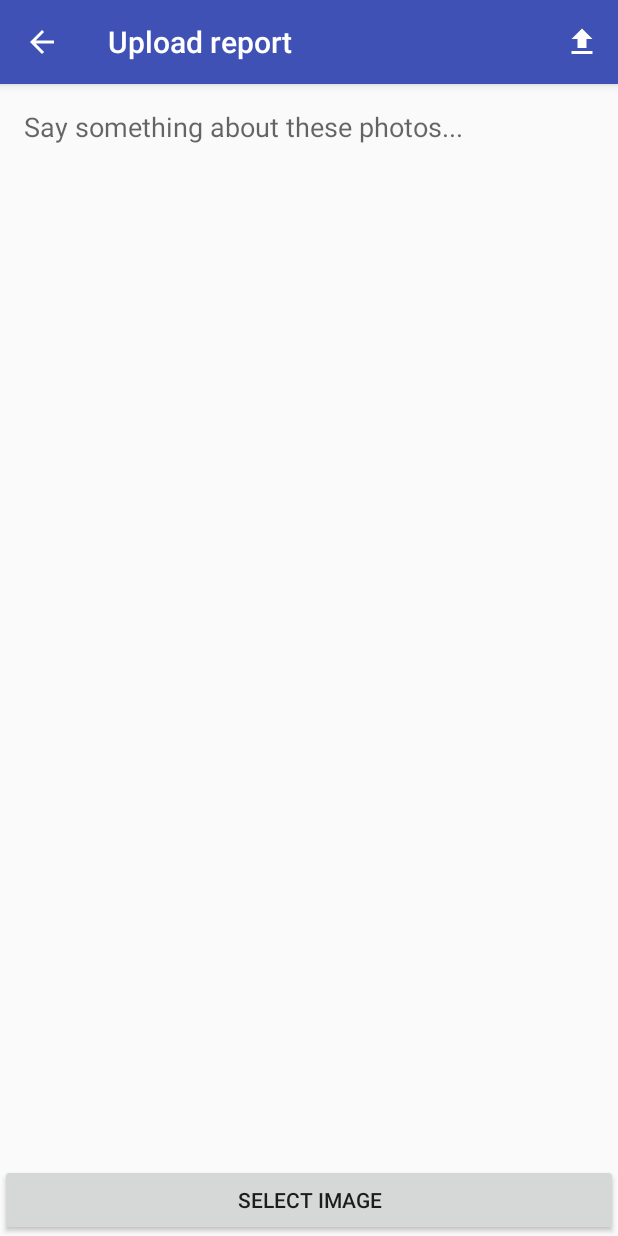
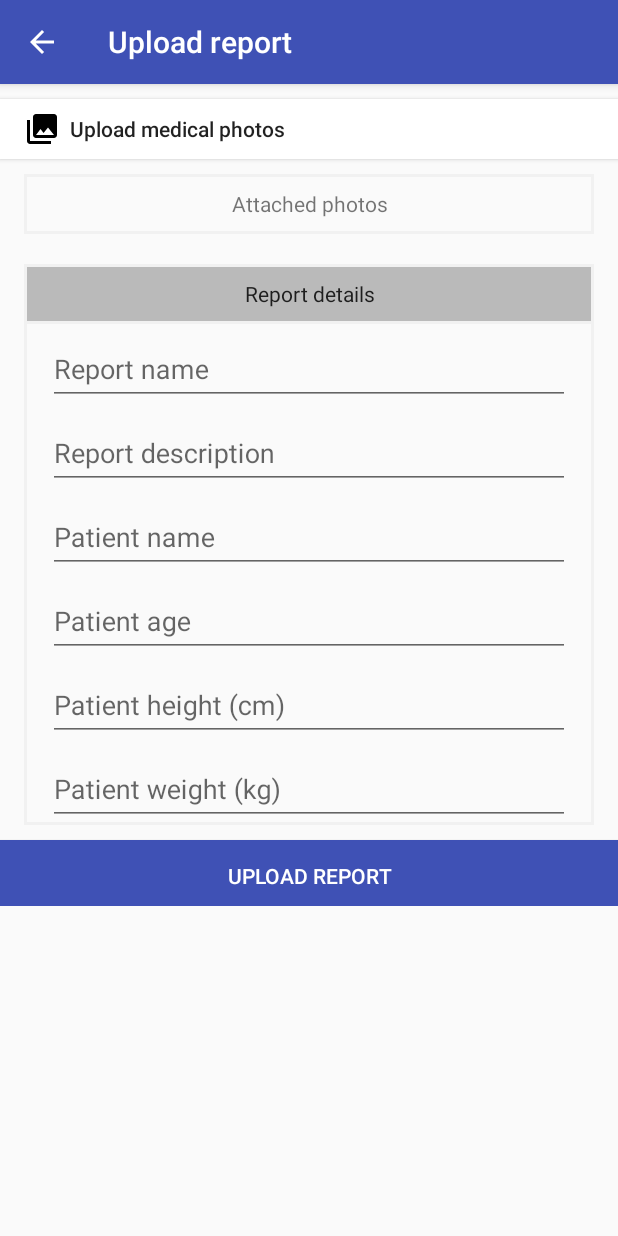
Before and after one commit to truongnmt/diagnose-report, an Android app: the UploadReportActivity screen opened directly, with no data from a screen before it, on a phone screen of 412 x 824 dp. Run offline under Robolectric (Android 15) with nearby library versions, the phone set to English and light mode, and no system bars.

Commit message:
update layout upload report screen

```diff
--- /dev/null
+++ b/app/src/main/java/com/example/ExpandableHeightGridView.java
@@ -0,0 +1,59 @@
+package com.example;
+
+import android.content.Context;
+import android.util.AttributeSet;
+import android.view.ViewGroup;
+import android.widget.GridView;
+
+public class ExpandableHeightGridView extends GridView
+{
+
+    boolean expanded = false;
+
+    public ExpandableHeightGridView(Context context)
+    {
+        super(context);
+    }
+
+    public ExpandableHeightGridView(Context context, AttributeSet attrs)
+    {
+        super(context, attrs);
+    }
+
+    public ExpandableHeightGridView(Context context, AttributeSet attrs,
+                                    int defStyle)
+    {
+        super(context, attrs, defStyle);
+    }
+
+    public boolean isExpanded()
+    {
+        return expanded;
+    }
+
+    @Override
+    public void onMeasure(int widthMeasureSpec, int heightMeasureSpec)
+    {
+        // HACK! TAKE THAT ANDROID!
+        if (isExpanded())
+        {
+            // Calculate entire height by providing a very large height hint.
+            // View.MEASURED_SIZE_MASK represents the largest height possible.
+            int expandSpec = MeasureSpec.makeMeasureSpec(MEASURED_SIZE_MASK,
+                    MeasureSpec.AT_MOST);
+            super.onMeasure(widthMeasureSpec, expandSpec);
+
+            ViewGroup.LayoutParams params = getLayoutParams();
+            params.height = getMeasuredHeight();
+        }
+        else
+        {
+            super.onMeasure(widthMeasureSpec, heightMeasureSpec);
+        }
+    }
+
+    public void setExpanded(boolean expanded)
+    {
+        this.expanded = expanded;
+    }
+}
--- a/app/src/main/java/net/simplifiedlearning/simplifiedcoding/Activities/DashboardActivity.java
+++ b/app/src/main/java/net/simplifiedlearning/simplifiedcoding/Activities/DashboardActivity.java
@@ -49,7 +49,7 @@ public class DashboardActivity extends AppCompatActivity {
 
     @Override
     public boolean onCreateOptionsMenu(Menu menu) {
-        getMenuInflater().inflate(R.menu.menu_profile, menu);
+        getMenuInflater().inflate(R.menu.menu_dashboard, menu);
         return true;
     }
 
--- a/app/src/main/java/net/simplifiedlearning/simplifiedcoding/Activities/LoginActivity.java
+++ b/app/src/main/java/net/simplifiedlearning/simplifiedcoding/Activities/LoginActivity.java
@@ -105,7 +105,7 @@ public class LoginActivity extends AppCompatActivity {
                         //creating a new user object
                         User user = new User(
                                 userJson.getInt("id"),
-                                userJson.getString("username"),
+                                userJson.getString("name"),
                                 userJson.getString("email"),
                                 userJson.getString("gender")
                         );
@@ -131,7 +131,7 @@ public class LoginActivity extends AppCompatActivity {
 
                 //creating request parameters
                 HashMap<String, String> params = new HashMap<>();
-                params.put("username", username);
+                params.put("name", username);
                 params.put("password", password);
 
                 //returing the response
--- a/app/src/main/java/net/simplifiedlearning/simplifiedcoding/Activities/UploadReportActivity.java
+++ b/app/src/main/java/net/simplifiedlearning/simplifiedcoding/Activities/UploadReportActivity.java
@@ -47,30 +47,38 @@ import retrofit2.Response;
 import static android.Manifest.permission.READ_EXTERNAL_STORAGE;
 import android.view.MenuItem;
 
+import com.example.ExpandableHeightGridView;
+
 public class UploadReportActivity extends AppCompatActivity {
     public final static int PICK_IMAGE_REQUEST = 1;
     public final static int STORAGE_PERMISSION_CODE = 123;
     private ProgressDialog mProgressDialog;
     private List<Uri> mUris = new ArrayList<>();
     private User user;
-    private GridView gridView;
+    private ExpandableHeightGridView gridView;
     private ClipData chosenIntentData;
     private Uri chosenDataUri;
-    private EditText reportName;
+    private EditText reportName, reportDescription, reportPatientName, reportPatientHeight, reportPatientWeight, reportPatientAge;
 
     @Override
     protected void onCreate(Bundle savedInstanceState) {
         super.onCreate(savedInstanceState);
-        setContentView(R.layout.activity_upload_images);
+        setContentView(R.layout.activity_upload_report);
         requestStoragePermission();
         user = SharedPrefManager.getInstance(this).getUser();
 
         gridView =  findViewById(R.id.uploadPreviewImage);
+        gridView.setExpanded(true);
         Toolbar toolbar = findViewById(R.id.toolbar);
         setSupportActionBar(toolbar);
         getSupportActionBar().setDisplayHomeAsUpEnabled(true);
 
         reportName = findViewById(R.id.report_name);
+        reportDescription = findViewById(R.id.report_description);
+        reportPatientName = findViewById(R.id.report_patient_name);
+        reportPatientAge = findViewById(R.id.report_patient_age);
+        reportPatientHeight = findViewById(R.id.report_patient_height);
+        reportPatientWeight = findViewById(R.id.report_patient_weight);
     }
 
     @Override
@@ -80,25 +88,25 @@ public class UploadReportActivity extends AppCompatActivity {
                 // app icon in action bar clicked; go home
                 finish();
                 return true;
-            case R.id.upload_images_btn:
-                uploadFiles();
-                return true;
             default:
                 return super.onOptionsItemSelected(item);
         }
     }
 
-    @Override
-    public boolean onCreateOptionsMenu(Menu menu) {
-        getMenuInflater().inflate(R.menu.menu_upload, menu);
-        return true;
-    }
+//    @Override
+//    public boolean onCreateOptionsMenu(Menu menu) {
+//        getMenuInflater().inflate(R.menu.menu_upload, menu);
+//        return true;
+//    }
 
     public void onClickBtn(View view)
     {
         switch (view.getId()) {
             case R.id.button_select_image:
                 requestPermissionAndPickImage();
+                break;
+            case R.id.upload_report_btn:
+                uploadFiles();
                 break;
             default:
                 break;
@@ -208,9 +216,15 @@ public class UploadReportActivity extends AppCompatActivity {
     }
 
     public void uploadFiles() {
-        String report = reportName.getText().toString();
-        if (report.isEmpty()){
-            Toast.makeText(this, "Please type a name for this report", Toast.LENGTH_SHORT).show();
+        String name = reportName.getText().toString();
+        String description = reportDescription.getText().toString();
+        String patientName = reportPatientName.getText().toString();
+        String patientAge = reportPatientAge.getText().toString();
+        String patientHeight = reportPatientHeight.getText().toString();
+        String patientWeight = reportPatientWeight.getText().toString();
+        if (name.isEmpty() || description.isEmpty() || patientName.isEmpty() || patientAge.isEmpty() ||
+                patientHeight.isEmpty() || patientWeight.isEmpty()){
+            Toast.makeText(this, "All fields are required!", Toast.LENGTH_SHORT).show();
             return;
         }
 
@@ -248,8 +262,13 @@ public class UploadReportActivity extends AppCompatActivity {
                     file);
             builder.addFormDataPart("images[]", file.getName(), requestBody);
         }
-        builder.addFormDataPart("name", report);
         builder.addFormDataPart("user_id", String.valueOf(user.getId()));
+        builder.addFormDataPart("name", name);
+        builder.addFormDataPart("description", description);
+        builder.addFormDataPart("patient_name", patientName);
+        builder.addFormDataPart("patient_age", patientAge);
+        builder.addFormDataPart("patient_height", patientHeight);
+        builder.addFormDataPart("patient_weight", patientWeight);
 
         MultipartBody requestBody = builder.build();
         ApiInterface apiInterface = ServiceGenerator.createService(ApiInterface.class);
--- /dev/null
+++ b/app/src/main/res/drawable/border_box.xml
@@ -0,0 +1,7 @@
+<?xml version="1.0" encoding="utf-8"?>
+<shape
+    xmlns:android="http://schemas.android.com/apk/res/android"
+    android:shape="rectangle" >
+    <solid android:color="@android:color/transparent" />
+    <stroke android:width="2dp" android:color="#F1F1F1"/>
+</shape>
--- /dev/null
+++ b/app/src/main/res/drawable/border_box_2.xml
@@ -0,0 +1,7 @@
+<?xml version="1.0" encoding="utf-8"?>
+<shape
+    xmlns:android="http://schemas.android.com/apk/res/android"
+    android:shape="rectangle" >
+    <solid android:color="#BABABA" />
+    <stroke android:width="2dp" android:color="#F1F1F1"/>
+</shape>
--- /dev/null
+++ b/app/src/main/res/drawable/ic_photo_library_black_24dp.xml
@@ -0,0 +1,9 @@
+<vector xmlns:android="http://schemas.android.com/apk/res/android"
+        android:width="24dp"
+        android:height="24dp"
+        android:viewportWidth="24.0"
+        android:viewportHeight="24.0">
+    <path
+        android:fillColor="#FF000000"
+        android:pathData="M22,16L22,4c0,-1.1 -0.9,-2 -2,-2L8,2c-1.1,0 -2,0.9 -2,2v12c0,1.1 0.9,2 2,2h12c1.1,0 2,-0.9 2,-2zM11,12l2.03,2.71L16,11l4,5L8,16l3,-4zM2,6v14c0,1.1 0.9,2 2,2h14v-2L4,20L4,6L2,6z"/>
+</vector>
--- a/app/src/main/res/layout/activity_upload_images.xml
+++ /dev/null
@@ -1,56 +0,0 @@
-<?xml version="1.0" encoding="utf-8"?>
-<android.support.constraint.ConstraintLayout xmlns:android="http://schemas.android.com/apk/res/android"
-    xmlns:app="http://schemas.android.com/apk/res-auto"
-    xmlns:tools="http://schemas.android.com/tools"
-    android:layout_width="match_parent"
-    android:layout_height="match_parent"
-    tools:context="net.simplifiedlearning.simplifiedcoding.Activities.UploadReportActivity"
-    android:focusable="true"
-    android:focusableInTouchMode="true">
-
-    <android.support.design.widget.AppBarLayout
-        android:layout_width="match_parent"
-        android:layout_height="wrap_content"
-        android:theme="@style/AppTheme.AppBarOverlay"
-        android:id="@+id/upload_images_appbar">
-
-        <android.support.v7.widget.Toolbar
-            android:id="@+id/toolbar"
-            android:layout_width="match_parent"
-            android:layout_height="?attr/actionBarSize"
-            android:background="?attr/colorPrimary"
-            app:popupTheme="@style/AppTheme.PopupOverlay" />
-
-    </android.support.design.widget.AppBarLayout>
-
-    <EditText
-        android:id="@+id/report_name"
-        android:layout_width="match_parent"
-        android:layout_height="wrap_content"
-        android:hint="Say something about these photos..."
-        android:layout_margin="16dp"
-        app:layout_constraintTop_toBottomOf="@id/upload_images_appbar"
-        android:layout_marginBottom="2dp"
-        android:background="@android:color/transparent"/>
-
-    <GridView
-        android:id="@+id/uploadPreviewImage"
-        android:layout_width="match_parent"
-        android:layout_height="0dp"
-        android:numColumns="2"
-        android:stretchMode="columnWidth"
-        app:layout_constraintTop_toBottomOf="@id/report_name"
-        app:layout_constraintBottom_toTopOf="@id/button_select_image"
-        android:layout_marginTop="16dp"
-        android:verticalSpacing="2dp"
-        android:horizontalSpacing="2dp"/>
-
-    <Button
-        android:id="@+id/button_select_image"
-        android:layout_width="match_parent"
-        android:layout_height="wrap_content"
-        app:layout_constraintBottom_toBottomOf="parent"
-        android:onClick="onClickBtn"
-        android:text="Select Image"/>
-
-</android.support.constraint.ConstraintLayout>
--- /dev/null
+++ b/app/src/main/res/layout/activity_upload_report.xml
@@ -0,0 +1,201 @@
+<?xml version="1.0" encoding="utf-8"?>
+<LinearLayout
+    xmlns:android="http://schemas.android.com/apk/res/android"
+    xmlns:app="http://schemas.android.com/apk/res-auto"
+    xmlns:tools="http://schemas.android.com/tools"
+    android:layout_width="match_parent"
+    android:layout_height="match_parent"
+    tools:context="net.simplifiedlearning.simplifiedcoding.Activities.UploadReportActivity"
+    android:focusable="true"
+    android:focusableInTouchMode="true"
+    android:orientation="vertical">
+
+    <android.support.design.widget.AppBarLayout
+        android:layout_width="match_parent"
+        android:layout_height="wrap_content"
+        android:theme="@style/AppTheme.AppBarOverlay"
+        android:id="@+id/upload_images_appbar">
+
+        <android.support.v7.widget.Toolbar
+            android:id="@+id/toolbar"
+            android:layout_width="match_parent"
+            android:layout_height="?attr/actionBarSize"
+            android:background="?attr/colorPrimary"
+            app:popupTheme="@style/AppTheme.PopupOverlay" />
+
+    </android.support.design.widget.AppBarLayout>
+
+    <ScrollView
+        android:layout_width="match_parent"
+        android:layout_height="match_parent">
+
+        <LinearLayout
+            android:orientation="vertical"
+            android:layout_width="match_parent"
+            android:layout_height="wrap_content">
+
+            <Button
+                android:id="@+id/button_select_image"
+                android:layout_width="match_parent"
+                android:layout_height="40dp"
+                android:background="#fff"
+                app:layout_constraintBottom_toBottomOf="parent"
+                android:onClick="onClickBtn"
+                android:gravity="start|center_vertical"
+                android:textAllCaps="false"
+                android:layout_marginTop="10dp"
+                android:layout_marginBottom="10dp"
+                android:paddingStart="16dp"
+                android:text="  Upload medical photos"
+                android:drawableLeft="@drawable/ic_photo_library_black_24dp" />
+
+            <LinearLayout
+                android:layout_width="match_parent"
+                android:layout_height="wrap_content"
+                android:orientation="vertical"
+                android:layout_marginBottom="20dp"
+                android:paddingLeft="16dp"
+                android:paddingRight="16dp">
+
+                <TextView
+                    android:layout_width="match_parent"
+                    android:layout_height="40dp"
+                    android:gravity="center"
+                    android:background="@drawable/border_box"
+                    android:text="Attached photos"/>
+
+                <com.example.ExpandableHeightGridView
+                    android:id="@+id/uploadPreviewImage"
+                    android:layout_width="match_parent"
+                    android:layout_height="wrap_content"
+                    android:background="@drawable/border_box"
+                    android:numColumns="3"
+                    android:stretchMode="columnWidth"
+                    android:layout_marginTop="-2dp"
+                    android:verticalSpacing="2dp"
+                    android:horizontalSpacing="2dp"
+                    android:isScrollContainer="false"/>
+
+            </LinearLayout>
+
+            <LinearLayout
+                android:layout_width="match_parent"
+                android:layout_height="wrap_content"
+                android:orientation="vertical"
+                android:paddingLeft="16dp"
+                android:paddingRight="16dp">
+
+                <TextView
+                    android:layout_width="match_parent"
+                    android:layout_height="40dp"
+                    android:gravity="center"
+                    android:textColor="#1e1e1e"
+                    android:background="@drawable/border_box_2"
+                    android:text="Report details"/>
+
+                <LinearLayout
+                    android:layout_width="match_parent"
+                    android:layout_height="wrap_content"
+                    android:orientation="vertical"
+                    android:paddingStart="16dp"
+                    android:paddingEnd="16dp"
+                    android:layout_marginTop="-2dp"
+                    android:background="@drawable/border_box">
+
+                    <android.support.design.widget.TextInputLayout
+                        android:layout_width="match_parent"
+                        android:layout_height="wrap_content">
+
+                        <EditText
+                            android:id="@+id/report_name"
+                            android:layout_width="match_parent"
+                            android:layout_height="wrap_content"
+                            android:hint="Report name" />
+
+                    </android.support.design.widget.TextInputLayout>
+
+                    <android.support.design.widget.TextInputLayout
+                        android:layout_width="match_parent"
+                        android:layout_height="wrap_content">
+
+                        <EditText
+                            android:id="@+id/report_description"
+                            android:layout_width="match_parent"
+                            android:layout_height="wrap_content"
+                            android:hint="Report description" />
+
+                    </android.support.design.widget.TextInputLayout>
+
+                    <android.support.design.widget.TextInputLayout
+                        android:layout_width="match_parent"
+                        android:layout_height="wrap_content">
+
+                        <EditText
+                            android:id="@+id/report_patient_name"
+                            android:layout_width="match_parent"
+                            android:layout_height="wrap_content"
+                            android:hint="Patient name" />
+
+                    </android.support.design.widget.TextInputLayout>
+
+                    <android.support.design.widget.TextInputLayout
+                        android:layout_width="match_parent"
+                        android:layout_height="wrap_content">
+
+                        <EditText
+                            android:id="@+id/report_patient_age"
+                            android:layout_width="match_parent"
+                            android:layout_height="wrap_content"
+                            android:inputType="number"
+                            android:hint="Patient age" />
+
+                    </android.support.design.widget.TextInputLayout>
+
+                    <android.support.design.widget.TextInputLayout
+                        android:layout_width="match_parent"
+                        android:layout_height="wrap_content">
+
+                        <EditText
+                            android:id="@+id/report_patient_height"
+                            android:layout_width="match_parent"
+                            android:layout_height="wrap_content"
+                            android:inputType="number"
+                            android:hint="Patient height (cm)" />
+
+                    </android.support.design.widget.TextInputLayout>
+
+                    <android.support.design.widget.TextInputLayout
+                        android:layout_width="match_parent"
+                        android:layout_height="wrap_content">
+
+                        <EditText
+                            android:id="@+id/report_patient_weight"
+                            android:layout_width="match_parent"
+                            android:layout_height="wrap_content"
+                            android:inputType="number"
+                            android:hint="Patient weight (kg)" />
+
+                    </android.support.design.widget.TextInputLayout>
+
+                </LinearLayout>
+
+            </LinearLayout>
+
+            <Button
+                android:id="@+id/upload_report_btn"
+                android:layout_width="match_parent"
+                android:layout_height="wrap_content"
+                android:text="Upload report"
+                android:background="@color/colorPrimary"
+                android:textColor="@color/white"
+                android:onClick="onClickBtn"
+                android:layout_marginTop="10dp"
+                android:layout_marginLeft="-4dp"
+                android:layout_marginRight="-4dp"
+                android:layout_marginBottom="-4dp"/>
+
+        </LinearLayout>
+
+    </ScrollView>
+
+</LinearLayout>
--- a/app/src/main/res/layout/fragment_reports.xml
+++ b/app/src/main/res/layout/fragment_reports.xml
@@ -80,8 +80,6 @@
 
             </LinearLayout>
 
-
-
             <android.support.v7.widget.RecyclerView
                 android:id="@+id/recyclerview"
                 android:layout_width="match_parent"
```
Also changed, not shown: app/src/main/res/menu/menu_dashboard.xml (renamed from app/src/main/res/menu/menu_profile.xml).
